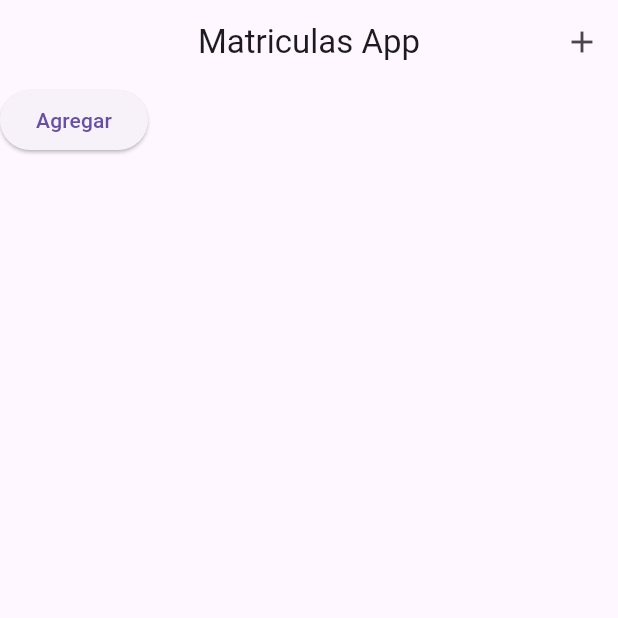
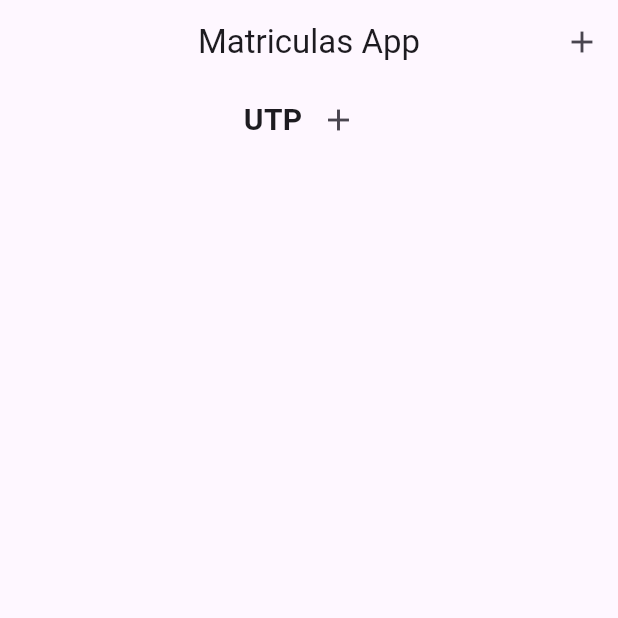
Before and after one commit to fr4nsgallegos/matriculasappg7, a Flutter app: the screen it shows after launch, after a tap on the "add" icon, on a phone screen of 412 x 824 dp, the top half of it. Run offline on Flutter 3.47's test engine with Material 3 defaults, Android fonts, the phone set to English and light mode, and no system bars.

Commit message:
adding matriculas at institucion

```diff
--- a/lib/screens/matricula_screen.dart
+++ b/lib/screens/matricula_screen.dart
@@ -36,13 +36,14 @@ class _MatriculasHomeState extends State<MatriculasHome> {
               //AGREGAR INSTITUCIONES
               institucioneslist.add(
                 Institucion(
-                  nombre: "TECSUP",
+                  nombre: "UTP",
                   direccion: "AV LIMA 123123",
                   ruc: "12345678",
                   telefono: "98765431",
                   matriculas: [],
                 ),
               );
+              setState(() {});
             },
             icon: Icon(Icons.add),
           ),
@@ -50,24 +51,55 @@ class _MatriculasHomeState extends State<MatriculasHome> {
       ),
       body: Column(
         children: [
-          ElevatedButton(
+          // ElevatedButton(
+          //   onPressed: () {
+          //     //AGREGANDO PERSONAS
+          //     // peopleList.add(
+          //     //   Person(
+          //     //       name: "Pedro",
+          //     //       address: "av Larc0 789",
+          //     //       phone: "1938771",
+          //     //       dni: "12345678"),
+          //     // );
+
+          //     //AGREGANDO MATRÍCULAS
+          //     // matriculasList.add(
+          //     //   Matricula(
+          //     //     fecha: "14/01/2024",
+          //     //     hora: "11:05",
+          //     //     alumno: Person(
+          //     //         name: "ANAIA",
+          //     //         address: "Avv cusco 123456",
+          //     //         phone: "987654321"),
+          //     //     carrera: carrerasList[1],
+          //     //   ),
+          //     // );
+          //     setState(() {});
+          //   },
+          //   child: Text("Agregar"),
+          // ),
+          ...institucioneslist.map(
+            (institucionElement) => Column(
+              children: [
+                Row(
+                  mainAxisAlignment: MainAxisAlignment.center,
+                  children: [
+                    Text(
+                      "${institucionElement.nombre}",
+                      style: TextStyle(
+                        fontWeight: FontWeight.bold,
+                        fontSize: 20,
+                      ),
+                    ),
+                    IconButton(
                       onPressed: () {
-              //AGREGANDO PERSONAS
-              // peopleList.add(
-              //   Person(
-              //       name: "Pedro",
-              //       address: "av Larc0 789",
-              //       phone: "1938771",
-              //       dni: "12345678"),
-              // );
-
-              //AGREGANDO MATRÍCULAS
-              matriculasList.add(
+                        print("agregando-............");
+                        institucionElement.matriculas.add(
                           Matricula(
                             fecha: "14/01/2024",
                             hora: "11:05",
                             alumno: Person(
-                      name: "pedro",
+                                name: "ANIA",
                                 address: "Avv cusco 123456",
                                 phone: "987654321"),
                             carrera: carrerasList[1],
@@ -75,13 +107,15 @@ class _MatriculasHomeState extends State<MatriculasHome> {
                         );
                         setState(() {});
                       },
-            child: Text("Agregar"),
+                      icon: Icon(Icons.add),
                     ),
-          ...matriculasList.map(
+                  ],
+                ),
+                ...institucionElement.matriculas.map(
                   (e) => ListTile(
                     leading: CircleAvatar(
                       backgroundColor: Colors.cyan,
-                radius: 25,
+                      // radius: 25,
                       child: Text(
                         e.alumno.name[0],
                         style: TextStyle(fontSize: 20, color: Colors.white),
@@ -95,6 +129,11 @@ class _MatriculasHomeState extends State<MatriculasHome> {
                         IconButton(
                           onPressed: () {
                             print("Editando....");
+                            e.alumno = Person(
+                                name: "ANITA",
+                                address: "CCALLE 456",
+                                phone: "9876543");
+                            setState(() {});
                           },
                           icon: Icon(
                             Icons.edit,
@@ -121,6 +160,9 @@ class _MatriculasHomeState extends State<MatriculasHome> {
                 ),
               ],
             ),
+          ),
+        ],
+      ),
     );
   }
 }
```
Lines whose indentation alone changed are shown as unchanged.
